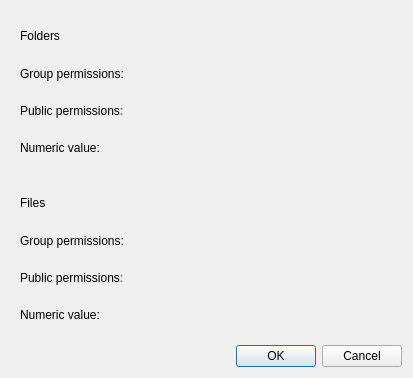
First picture: the form in Source/MEGASync/gui/linux/PermissionsDialog.ui, repository meganz/MEGAsync, before the edit.
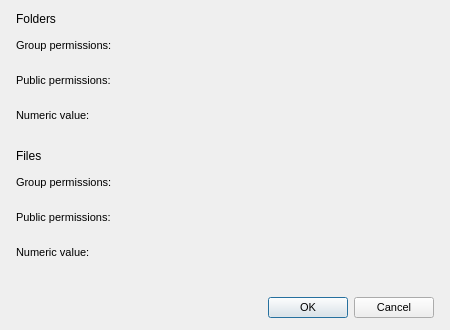
Second picture: the form after the edit. Custom widgets are drawn as their Qt base class.

Commit message: UI fixes and layout for OS X and Linux

```diff
--- a/Source/MEGASync/gui/linux/PermissionsDialog.ui
+++ b/Source/MEGASync/gui/linux/PermissionsDialog.ui
@@ -6,27 +6,123 @@
    <rect>
     <x>0</x>
     <y>0</y>
-    <width>413</width>
-    <height>378</height>
+    <width>450</width>
+    <height>330</height>
    </rect>
   </property>
+  <property name="minimumSize">
+   <size>
+    <width>450</width>
+    <height>0</height>
+   </size>
+  </property>
+  <property name="maximumSize">
+   <size>
+    <width>450</width>
+    <height>16777215</height>
+   </size>
+  </property>
   <property name="windowTitle">
-   <string>Dialog</string>
+   <string>Permissions</string>
+  </property>
+  <property name="styleSheet">
+   <string notr="true">QWidget
+{
+font-size: 11px;
+}
+
+#lFolders, #lFiles
+{
+  font-family: &quot;HelveticaNeue-Light&quot;;
+  font-size: 12px;
+}</string>
   </property>
   <layout class="QVBoxLayout" name="verticalLayout">
+   <property name="leftMargin">
+    <number>16</number>
+   </property>
+   <property name="topMargin">
+    <number>0</number>
+   </property>
+   <property name="rightMargin">
+    <number>16</number>
+   </property>
+   <property name="bottomMargin">
+    <number>12</number>
+   </property>
    <item>
     <widget class="QWidget" name="widget_5" native="true">
-     <layout class="QVBoxLayout" name="verticalLayout_2">
-      <item>
-       <widget class="QLabel" name="label_4">
+     <property name="layoutDirection">
+      <enum>Qt::LeftToRight</enum>
+     </property>
+     <layout class="QFormLayout" name="formLayout">
+      <property name="labelAlignment">
+       <set>Qt::AlignLeading|Qt::AlignLeft|Qt::AlignVCenter</set>
+      </property>
+      <property name="formAlignment">
+       <set>Qt::AlignLeading|Qt::AlignLeft|Qt::AlignTop</set>
+      </property>
+      <property name="horizontalSpacing">
+       <number>10</number>
+      </property>
+      <property name="verticalSpacing">
+       <number>4</number>
+      </property>
+      <property name="leftMargin">
+       <number>0</number>
+      </property>
+      <property name="topMargin">
+       <number>12</number>
+      </property>
+      <property name="rightMargin">
+       <number>0</number>
+      </property>
+      <property name="bottomMargin">
+       <number>0</number>
+      </property>
+      <item row="0" column="0">
+       <widget class="QLabel" name="lFolders">
         <property name="text">
          <string>Folders</string>
         </property>
        </widget>
       </item>
-      <item>
-       <layout class="QHBoxLayout" name="horizontalLayout_3">
-        <item>
+      <item row="5" column="0">
+       <widget class="QLabel" name="lFolderPermissionsDesc">
+        <property name="minimumSize">
+         <size>
+          <width>0</width>
+          <height>31</height>
+         </size>
+        </property>
+        <property name="maximumSize">
+         <size>
+          <width>16777215</width>
+          <height>31</height>
+         </size>
+        </property>
+        <property name="text">
+         <string>Numeric value:</string>
+        </property>
+       </widget>
+      </item>
+      <item row="5" column="1">
+       <widget class="QLabel" name="lFolderPermissions">
+        <property name="minimumSize">
+         <size>
+          <width>50</width>
+          <height>31</height>
+         </size>
+        </property>
+        <property name="text">
+         <string/>
+        </property>
+        <property name="alignment">
+         <set>Qt::AlignLeading|Qt::AlignLeft|Qt::AlignVCenter</set>
+        </property>
+       </widget>
+      </item>
+      <item row="1" column="0">
          <widget class="QLabel" name="label_7">
           <property name="minimumSize">
            <size>
@@ -45,27 +141,7 @@
           </property>
          </widget>
         </item>
-        <item>
-         <widget class="PermissionsWidget" name="wFolderGroup" native="true">
-          <property name="minimumSize">
-           <size>
-            <width>0</width>
-            <height>31</height>
-           </size>
-          </property>
-          <property name="maximumSize">
-           <size>
-            <width>16777215</width>
-            <height>31</height>
-           </size>
-          </property>
-         </widget>
-        </item>
-       </layout>
-      </item>
-      <item>
-       <layout class="QHBoxLayout" name="horizontalLayout_4">
-        <item>
+      <item row="3" column="0">
          <widget class="QLabel" name="label_9">
           <property name="minimumSize">
            <size>
@@ -84,11 +160,17 @@
           </property>
          </widget>
         </item>
-        <item>
+      <item row="3" column="1">
          <widget class="PermissionsWidget" name="wFolderPublic" native="true">
+        <property name="sizePolicy">
+         <sizepolicy hsizetype="Preferred" vsizetype="Preferred">
+          <horstretch>0</horstretch>
+          <verstretch>0</verstretch>
+         </sizepolicy>
+        </property>
           <property name="minimumSize">
            <size>
-            <width>0</width>
+          <width>254</width>
             <height>31</height>
            </size>
           </property>
@@ -100,45 +182,95 @@
           </property>
          </widget>
         </item>
-       </layout>
-      </item>
-      <item>
-       <layout class="QHBoxLayout" name="horizontalLayout_6">
-        <item>
-         <widget class="QLabel" name="lFolderPermissionsDesc">
-          <property name="text">
-           <string>Numeric value:</string>
-          </property>
-         </widget>
-        </item>
-        <item>
-         <widget class="QLabel" name="lFolderPermissions">
-          <property name="text">
-           <string/>
-          </property>
-          <property name="alignment">
-           <set>Qt::AlignCenter</set>
-          </property>
-         </widget>
-        </item>
-       </layout>
+      <item row="1" column="1">
+       <widget class="PermissionsWidget" name="wFolderGroup" native="true">
+        <property name="minimumSize">
+         <size>
+          <width>254</width>
+          <height>31</height>
+         </size>
+        </property>
+        <property name="maximumSize">
+         <size>
+          <width>16777215</width>
+          <height>31</height>
+         </size>
+        </property>
+       </widget>
       </item>
      </layout>
     </widget>
    </item>
    <item>
     <widget class="QWidget" name="widget_8" native="true">
-     <layout class="QVBoxLayout" name="verticalLayout_3">
-      <item>
-       <widget class="QLabel" name="label_5">
+     <layout class="QFormLayout" name="formLayout_2">
+      <property name="labelAlignment">
+       <set>Qt::AlignLeading|Qt::AlignLeft|Qt::AlignVCenter</set>
+      </property>
+      <property name="formAlignment">
+       <set>Qt::AlignLeading|Qt::AlignLeft|Qt::AlignTop</set>
+      </property>
+      <property name="horizontalSpacing">
+       <number>10</number>
+      </property>
+      <property name="verticalSpacing">
+       <number>4</number>
+      </property>
+      <property name="leftMargin">
+       <number>0</number>
+      </property>
+      <property name="topMargin">
+       <number>0</number>
+      </property>
+      <property name="rightMargin">
+       <number>0</number>
+      </property>
+      <property name="bottomMargin">
+       <number>0</number>
+      </property>
+      <item row="0" column="0">
+       <widget class="QLabel" name="lFiles">
         <property name="text">
          <string>Files</string>
         </property>
        </widget>
       </item>
-      <item>
-       <layout class="QHBoxLayout" name="horizontalLayout_5">
-        <item>
+      <item row="5" column="0">
+       <widget class="QLabel" name="lFilePermissionsDesc">
+        <property name="minimumSize">
+         <size>
+          <width>0</width>
+          <height>31</height>
+         </size>
+        </property>
+        <property name="maximumSize">
+         <size>
+          <width>16777215</width>
+          <height>31</height>
+         </size>
+        </property>
+        <property name="text">
+         <string>Numeric value:</string>
+        </property>
+       </widget>
+      </item>
+      <item row="5" column="1">
+       <widget class="QLabel" name="lFilePermissions">
+        <property name="minimumSize">
+         <size>
+          <width>50</width>
+          <height>31</height>
+         </size>
+        </property>
+        <property name="text">
+         <string/>
+        </property>
+        <property name="alignment">
+         <set>Qt::AlignLeading|Qt::AlignLeft|Qt::AlignVCenter</set>
+        </property>
+       </widget>
+      </item>
+      <item row="1" column="0">
          <widget class="QLabel" name="label_8">
           <property name="minimumSize">
            <size>
@@ -157,11 +289,11 @@
           </property>
          </widget>
         </item>
-        <item>
+      <item row="1" column="1">
          <widget class="PermissionsWidget" name="wFileGroup" native="true">
           <property name="minimumSize">
            <size>
-            <width>0</width>
+          <width>254</width>
             <height>31</height>
            </size>
           </property>
@@ -173,11 +305,7 @@
           </property>
          </widget>
         </item>
-       </layout>
-      </item>
-      <item>
-       <layout class="QHBoxLayout" name="horizontalLayout_7">
-        <item>
+      <item row="3" column="0">
          <widget class="QLabel" name="label_11">
           <property name="minimumSize">
            <size>
@@ -196,11 +324,11 @@
           </property>
          </widget>
         </item>
-        <item>
+      <item row="3" column="1">
          <widget class="PermissionsWidget" name="wFilePublic" native="true">
           <property name="minimumSize">
            <size>
-            <width>0</width>
+          <width>254</width>
             <height>31</height>
            </size>
           </property>
@@ -213,29 +341,10 @@
          </widget>
         </item>
        </layout>
-      </item>
-      <item>
-       <layout class="QHBoxLayout" name="horizontalLayout_8">
-        <item>
-         <widget class="QLabel" name="lFilePermissionsDesc">
-          <property name="text">
-           <string>Numeric value:</string>
-          </property>
-         </widget>
-        </item>
-        <item>
-         <widget class="QLabel" name="lFilePermissions">
-          <property name="text">
-           <string/>
-          </property>
-          <property name="alignment">
-           <set>Qt::AlignCenter</set>
-          </property>
-         </widget>
-        </item>
-       </layout>
-      </item>
-     </layout>
+     <zorder>lFiles</zorder>
+     <zorder>widget_5</zorder>
+     <zorder>wFileGroup</zorder>
+     <zorder>wFilePublic</zorder>
     </widget>
    </item>
    <item>
```
Lines whose indentation alone changed are shown as unchanged. The commit also changes 4 other files.
